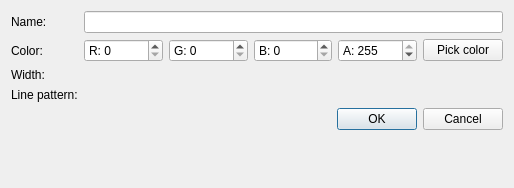
The window that lcUI/dialogs/addlayerdialog.ui (LibreCAD/LibreCAD_3) describes before a commit, drawn with Qt 5.
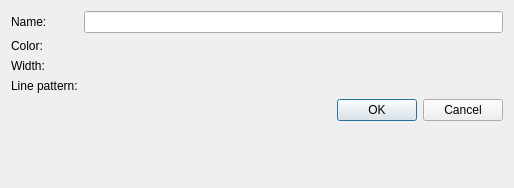
The same window after the commit.

Commit message: Custom color support

Patch:
```diff
--- a/lcUI/dialogs/addlayerdialog.ui
+++ b/lcUI/dialogs/addlayerdialog.ui
@@ -55,66 +55,6 @@
      </property>
     </widget>
    </item>
-   <item row="1" column="1">
-    <layout class="QHBoxLayout" name="colorLayout">
-     <item>
-      <widget class="QSpinBox" name="r">
-       <property name="frame">
-        <bool>true</bool>
-       </property>
-       <property name="prefix">
-        <string>R: </string>
-       </property>
-       <property name="maximum">
-        <number>255</number>
-       </property>
-      </widget>
-     </item>
-     <item>
-      <widget class="QSpinBox" name="g">
-       <property name="prefix">
-        <string>G: </string>
-       </property>
-       <property name="maximum">
-        <number>255</number>
-       </property>
-      </widget>
-     </item>
-     <item>
-      <widget class="QSpinBox" name="b">
-       <property name="prefix">
-        <string>B: </string>
-       </property>
-       <property name="maximum">
-        <number>255</number>
-       </property>
-      </widget>
-     </item>
-     <item>
-      <widget class="QSpinBox" name="a">
-       <property name="frame">
-        <bool>true</bool>
-       </property>
-       <property name="prefix">
-        <string>A: </string>
-       </property>
-       <property name="maximum">
-        <number>255</number>
-       </property>
-       <property name="value">
-        <number>255</number>
-       </property>
-      </widget>
-     </item>
-     <item>
-      <widget class="QPushButton" name="pickColorButton">
-       <property name="text">
-        <string>Pick color</string>
-       </property>
-      </widget>
-     </item>
-    </layout>
-   </item>
   </layout>
  </widget>
  <resources/>
```
The commit also changes 6 other files.
